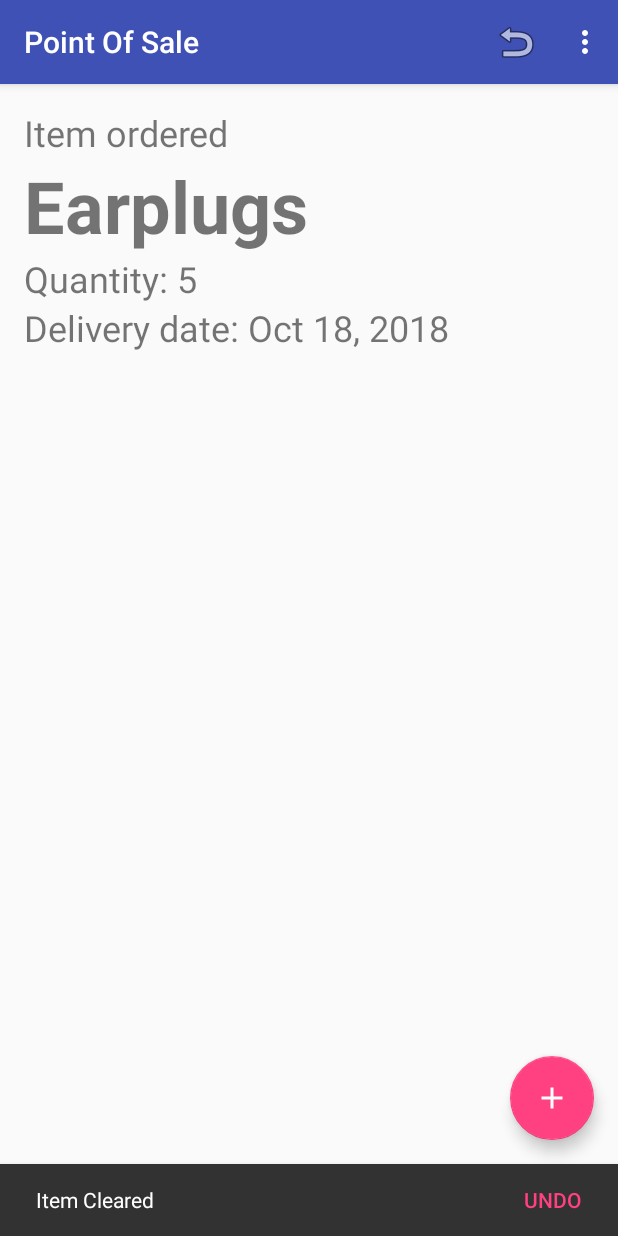
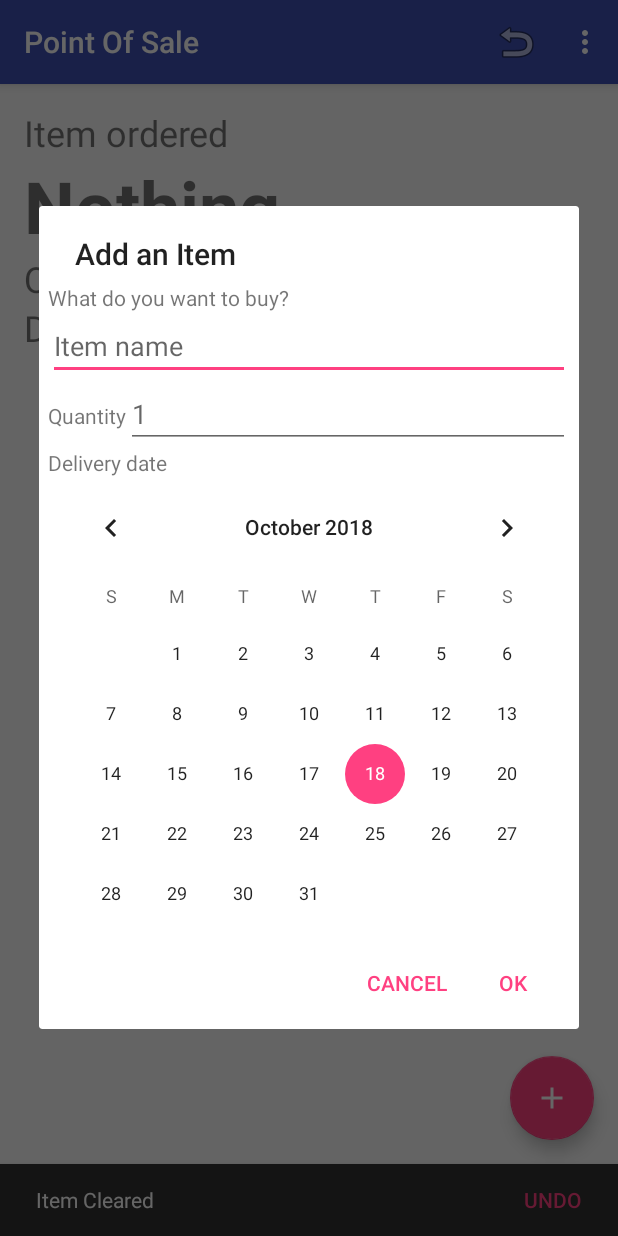
Before and after one commit to AdrianosullivanUL/Android, an Android app: the screen it shows after launch (MainActivity), after a tap on an icon or button, on a phone screen of 412 x 824 dp. Run offline under Robolectric (Android 15) with nearby library versions, the phone set to English and light mode, and no system bars; 1 other tap on this screen came first.

Commit message:
UI Complete with Add dialog

```diff
--- a/PointOfSale/app/src/main/java/ie/ul/adrianosullivan/pointofsale/MainActivity.java
+++ b/PointOfSale/app/src/main/java/ie/ul/adrianosullivan/pointofsale/MainActivity.java
@@ -1,10 +1,12 @@
 package ie.ul.adrianosullivan.pointofsale;
 
+import android.content.DialogInterface;
 import android.content.Intent;
 import android.os.Bundle;
 import android.provider.Settings;
 import android.support.design.widget.FloatingActionButton;
 import android.support.design.widget.Snackbar;
+import android.support.v7.app.AlertDialog;
 import android.support.v7.app.AppCompatActivity;
 import android.support.v7.widget.Toolbar;
 import android.view.View;
@@ -38,11 +40,30 @@ public class MainActivity extends AppCompatActivity {
         fab.setOnClickListener(new View.OnClickListener() {
             @Override
             public void onClick(View view) {
-            // for now show item on screen
-            mCurrentItem = Item.getDefaultItem();
-            showCurrentItem();
+            additem();
             }
         });
+    }
+
+    private void additem() {
+        AlertDialog.Builder builder = new AlertDialog.Builder(this);
+        builder.setTitle(R.string.AddanItem);
+        //builder.setMessage("Hi");
+        //builder.setPositiveButton("OK", null    );
+
+
+        View view = getLayoutInflater().inflate(R.layout.dialog_add, null, false);
+        builder.setView(view);
+        builder.setNegativeButton(android.R.string.cancel, null);
+        builder.setPositiveButton(android.R.string.ok, new DialogInterface.OnClickListener() {
+            @Override
+            public void onClick(DialogInterface dialog, int which) {
+
+            }
+        });
+        builder.create().show();
+
+
     }
 
     private void showCurrentItem() {
--- /dev/null
+++ b/PointOfSale/app/src/main/res/layout/dialog_add.xml
@@ -0,0 +1,42 @@
+<?xml version="1.0" encoding="utf-8"?>
+<LinearLayout xmlns:android="http://schemas.android.com/apk/res/android"
+    android:padding="6dp"
+    android:layout_width="match_parent"
+    android:layout_height="match_parent"
+    android:orientation="vertical">
+    <TextView
+        android:layout_width="match_parent"
+        android:layout_height="wrap_content"
+        android:text="What do you want to buy?" />
+    <EditText
+        android:id="@+id/edit_name"
+        android:layout_width="match_parent"
+        android:layout_height="wrap_content"
+        android:hint="Item name"
+        android:inputType="textCapSentences" />
+    <LinearLayout
+        android:layout_width="match_parent"
+        android:layout_height="wrap_content"
+        android:orientation="horizontal">
+        <TextView
+            android:layout_width="wrap_content"
+            android:layout_height="wrap_content"
+            android:text="@string/quantity_start" />
+        <EditText
+            android:id="@+id/edit_quantity"
+            android:layout_width="match_parent"
+            android:layout_height="wrap_content"
+            android:hint="1"
+            android:inputType="number" />
+    </LinearLayout>
+    <TextView
+        android:layout_width="match_parent"
+        android:layout_height="wrap_content"
+        android:text="Delivery date" />
+    <CalendarView
+        android:id="@+id/calendar_view"
+        android:layout_width="match_parent"
+        android:layout_height="300dp"
+        android:showWeekNumber="false"
+        />
+</LinearLayout>
--- a/PointOfSale/app/src/main/res/values/strings.xml
+++ b/PointOfSale/app/src/main/res/values/strings.xml
@@ -12,4 +12,5 @@
     <string name="remove">Remove</string>
     <string name="confirmation_dialog_message">Are you sure you want to remove all items?</string>
     <string name="edit">Edit</string>
+    <string name="AddanItem">Add an Item</string>
 </resources>
```
